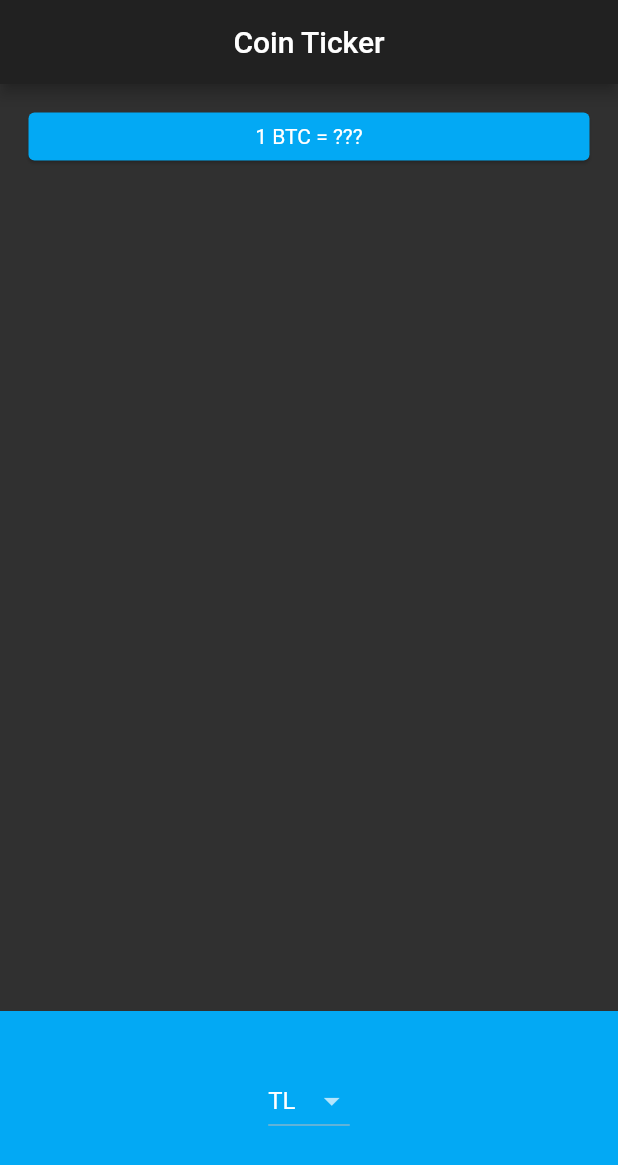
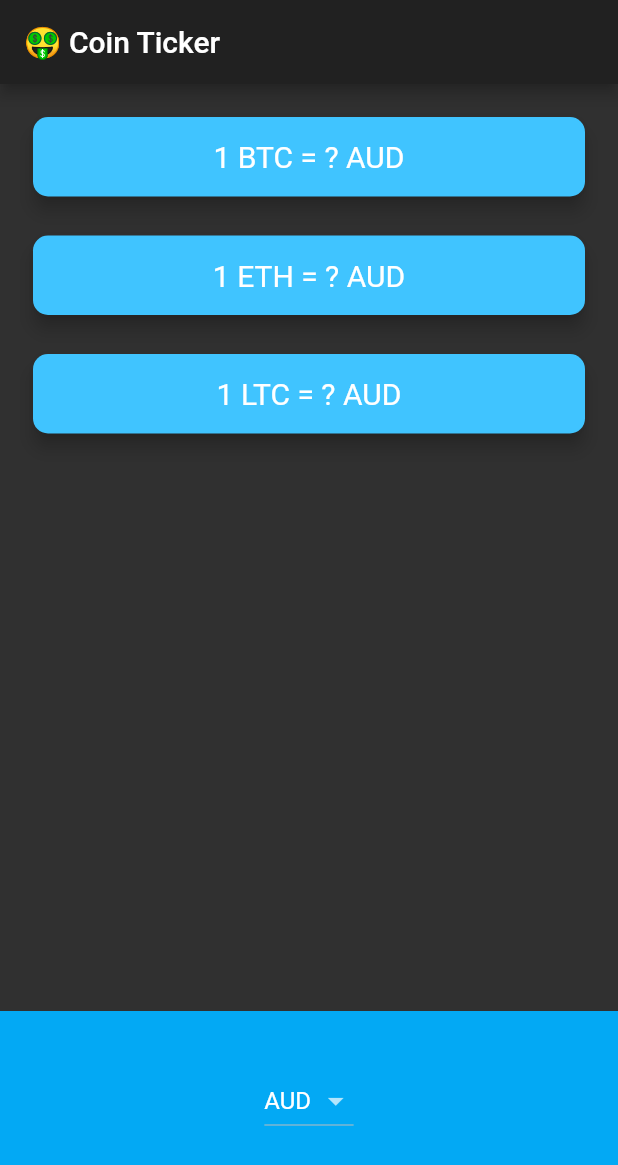
Before and after one commit to aykuttasil/flutter-samples, a Flutter app: the screen it shows after launch, on a phone screen of 412 x 824 dp. Shown: the top 1165 px of the screen. Run offline on Flutter 3.47's test engine with Material 2 defaults, Android fonts, the phone set to English and light mode, and no system bars; our stand-ins replace audioplayers, flutter_spinkit, font_awesome_flutter, geolocator, google_fonts; network calls fail.

Commit message:
bitcoin ticker done

```diff
--- a/lib/pages/bitcoin_ticker/bitcoin_price_screen.dart
+++ b/lib/pages/bitcoin_ticker/bitcoin_price_screen.dart
@@ -1,6 +1,8 @@
 import 'package:flutter/material.dart';
 import 'package:flutter/cupertino.dart';
 import 'dart:io' show Platform;
+
+import 'package:sample/pages/bitcoin_ticker/bitcoin_service.dart';
 
 class PriceScreen extends StatelessWidget {
   @override
@@ -11,8 +13,6 @@ class PriceScreen extends StatelessWidget {
     );
   }
 }
-
-const kCurrencyList = <String>['TL', 'USD', 'EUR'];
 
 class PricePage extends StatefulWidget {
   @override
@@ -39,6 +39,7 @@ class _PricePageState extends State<PricePage> {
       onChanged: (value) {
         setState(() {
           selectedCurrency = value;
+          getData();
         });
       },
     );
@@ -52,41 +53,111 @@ class _PricePageState extends State<PricePage> {
     return CupertinoPicker(
         backgroundColor: Colors.lightBlue,
         itemExtent: 30,
-        onSelectedItemChanged: (index) {},
+        onSelectedItemChanged: (index) {
+          setState(() {
+            selectedCurrency = items[index].data;
+            getData();
+          });
+        },
         children: items);
+  }
+
+  Map<String, String> coinValues = {};
+  bool isWaiting = false;
+
+  void getData() async {
+    isWaiting = true;
+    try {
+      var data = await BitcoinService().getCoinData(selectedCurrency);
+      isWaiting = false;
+      setState(() {
+        coinValues = data;
+      });
+    } catch (e) {
+      print(e);
+    }
+  }
+
+  @override
+  void initState() {
+    super.initState();
+    getData();
+  }
+
+  Column makeCards() {
+    List<CryptoCard> cryptoCards = [];
+    for (String crypto in cryptoList) {
+      cryptoCards.add(
+        CryptoCard(
+          cryptoCurrency: crypto,
+          selectedCurrency: selectedCurrency,
+          value: isWaiting ? '?' : coinValues[crypto],
+        ),
+      );
+    }
+    return Column(
+      crossAxisAlignment: CrossAxisAlignment.stretch,
+      children: cryptoCards,
+    );
   }
 
   @override
   Widget build(BuildContext context) {
     return Scaffold(
       appBar: AppBar(
-        title: Center(child: Text('Coin Ticker')),
+        title: Text('🤑 Coin Ticker'),
       ),
       body: Column(
         mainAxisAlignment: MainAxisAlignment.spaceBetween,
         crossAxisAlignment: CrossAxisAlignment.stretch,
         children: <Widget>[
-          Padding(
-            padding: const EdgeInsets.all(15.0),
-            child: Card(
-              color: Colors.lightBlue,
-              child: Padding(
-                padding: const EdgeInsets.all(8.0),
-                child: Center(
-                  child: Text('1 BTC = ???'),
-                ),
-              ),
-            ),
+          makeCards(),
+          Container(
+            height: 150.0,
+            alignment: Alignment.center,
+            padding: EdgeInsets.only(bottom: 30.0),
+            color: Colors.lightBlue,
+            child: Platform.isIOS ? getCupertinoPicker() : getAndroidDropdown(),
           ),
-          Container(
-            height: 150,
-            color: Colors.lightBlue,
-            alignment: Alignment.center,
-            padding: EdgeInsets.only(bottom: 30),
-            child: Platform.isIOS ? getCupertinoPicker() : getAndroidDropdown(),
-          )
         ],
       ),
     );
   }
 }
+
+class CryptoCard extends StatelessWidget {
+  const CryptoCard({
+    this.value,
+    this.selectedCurrency,
+    this.cryptoCurrency,
+  });
+
+  final String value;
+  final String selectedCurrency;
+  final String cryptoCurrency;
+
+  @override
+  Widget build(BuildContext context) {
+    return Padding(
+      padding: EdgeInsets.fromLTRB(18.0, 18.0, 18.0, 0),
+      child: Card(
+        color: Colors.lightBlueAccent,
+        elevation: 5.0,
+        shape: RoundedRectangleBorder(
+          borderRadius: BorderRadius.circular(10.0),
+        ),
+        child: Padding(
+          padding: EdgeInsets.symmetric(vertical: 15.0, horizontal: 28.0),
+          child: Text(
+            '1 $cryptoCurrency = $value $selectedCurrency',
+            textAlign: TextAlign.center,
+            style: TextStyle(
+              fontSize: 20.0,
+              color: Colors.white,
+            ),
+          ),
+        ),
+      ),
+    );
+  }
+}
--- /dev/null
+++ b/lib/pages/bitcoin_ticker/bitcoin_service.dart
@@ -0,0 +1,52 @@
+import 'dart:convert';
+
+import 'package:http/http.dart' as http;
+
+const coinAPIURL = 'https://rest.coinapi.io/v1/exchangerate';
+const apiKey = 'API_KEY';
+
+const List<String> kCurrencyList = [
+  'AUD',
+  'BRL',
+  'CAD',
+  'CNY',
+  'EUR',
+  'GBP',
+  'HKD',
+  'IDR',
+  'ILS',
+  'INR',
+  'JPY',
+  'MXN',
+  'NOK',
+  'NZD',
+  'PLN',
+  'RON',
+  'RUB',
+  'SEK',
+  'SGD',
+  'USD',
+  'ZAR'
+];
+
+const List<String> cryptoList = ['BTC', 'ETH', 'LTC'];
+
+class BitcoinService {
+  Future getCoinData(String selectedCurrency) async {
+    Map<String, String> cryptoPrices = {};
+    for (String crypto in cryptoList) {
+      String requestURL =
+          '$coinAPIURL/$crypto/$selectedCurrency?apikey=$apiKey';
+      http.Response response = await http.get(requestURL);
+      if (response.statusCode == 200) {
+        var decodedData = jsonDecode(response.body);
+        double price = decodedData['rate'];
+        cryptoPrices[crypto] = price.toStringAsFixed(0);
+      } else {
+        print(response.statusCode);
+        throw 'Problem with the get request';
+      }
+    }
+    return cryptoPrices;
+  }
+}
```
